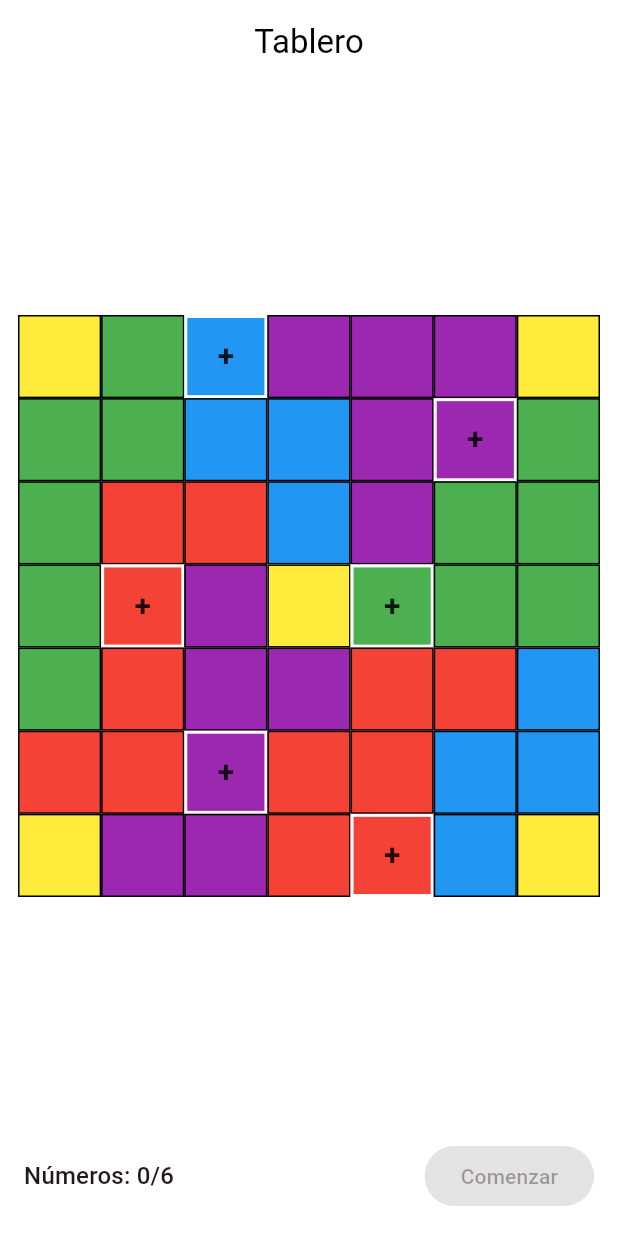
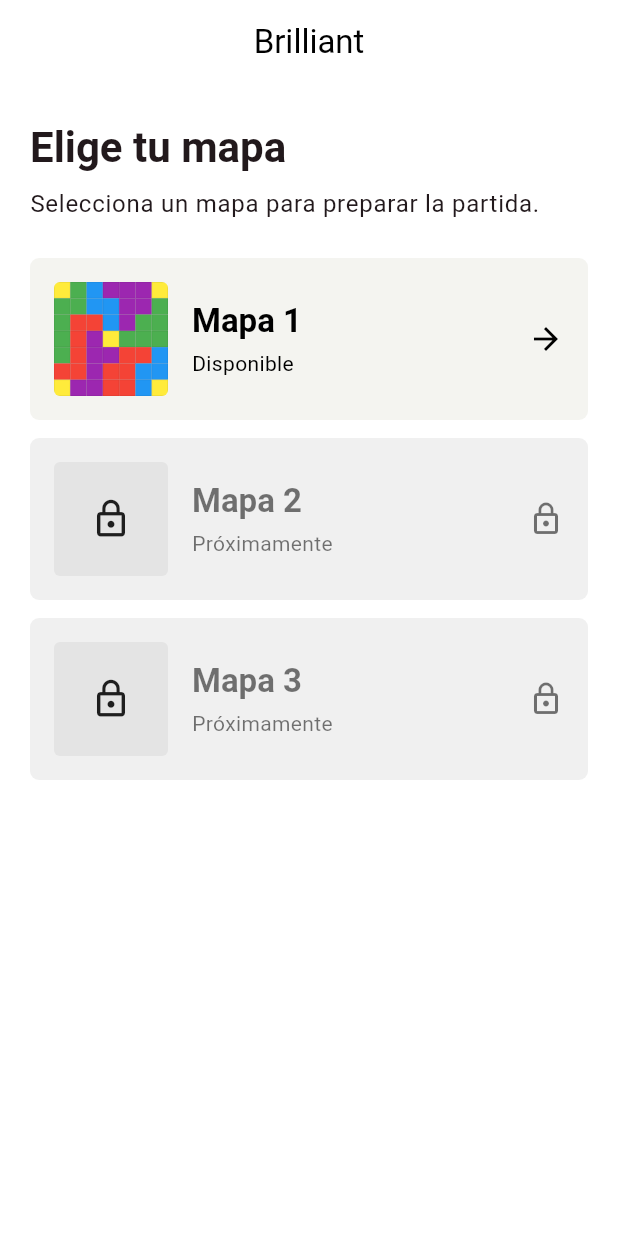
Before and after one commit to AleHiguera/brilliantdart, a Flutter app: the screen it shows after launch, on a phone screen of 412 x 824 dp. Run offline on Flutter 3.47's test engine with Material 3 defaults, Android fonts, the phone set to English and light mode, and no system bars.

Commit message:
eleccion de mapa

```diff
--- a/mobile/lib/main.dart
+++ b/mobile/lib/main.dart
@@ -18,7 +18,159 @@ class BrilliantApp extends StatelessWidget {
         colorScheme: ColorScheme.fromSeed(seedColor: Colors.black),
         scaffoldBackgroundColor: Colors.white,
       ),
-      home: const TableroPage(),
+      home: const SeleccionMapaPage(),
+    );
+  }
+}
+
+class SeleccionMapaPage extends StatelessWidget {
+  const SeleccionMapaPage({super.key});
+
+  void _abrirMapa(BuildContext context) {
+    Navigator.of(context).push(
+      MaterialPageRoute<void>(builder: (_) => const TableroPage()),
+    );
+  }
+
+  @override
+  Widget build(BuildContext context) {
+    return Scaffold(
+      appBar: AppBar(
+        title: const Text('Brilliant'),
+        centerTitle: true,
+        backgroundColor: Colors.white,
+        foregroundColor: Colors.black,
+        elevation: 0,
+      ),
+      body: SafeArea(
+        child: ListView(
+          padding: const EdgeInsets.fromLTRB(20, 24, 20, 32),
+          children: [
+            Text(
+              'Elige tu mapa',
+              style: Theme.of(context).textTheme.headlineMedium?.copyWith(
+                    fontWeight: FontWeight.bold,
+                  ),
+            ),
+            const SizedBox(height: 8),
+            Text(
+              'Selecciona un mapa para preparar la partida.',
+              style: Theme.of(context).textTheme.bodyLarge,
+            ),
+            const SizedBox(height: 24),
+            _OpcionMapa(
+              key: const Key('map-option-1'),
+              numero: 1,
+              disponible: true,
+              onTap: () => _abrirMapa(context),
+            ),
+            const SizedBox(height: 12),
+            const _OpcionMapa(numero: 2, disponible: false),
+            const SizedBox(height: 12),
+            const _OpcionMapa(numero: 3, disponible: false),
+          ],
+        ),
+      ),
+    );
+  }
+}
+
+class _OpcionMapa extends StatelessWidget {
+  const _OpcionMapa({
+    super.key,
+    required this.numero,
+    required this.disponible,
+    this.onTap,
+  });
+
+  final int numero;
+  final bool disponible;
+  final VoidCallback? onTap;
+
+  @override
+  Widget build(BuildContext context) {
+    final foreground = disponible ? Colors.black : Colors.black54;
+
+    return Semantics(
+      button: disponible,
+      enabled: disponible,
+      label: disponible ? 'Mapa $numero, disponible' : 'Mapa $numero, bloqueado',
+      child: Material(
+        color: disponible ? const Color(0xFFF4F4F0) : const Color(0xFFF0F0F0),
+        borderRadius: BorderRadius.circular(6),
+        child: InkWell(
+          key: Key('map-choice-$numero'),
+          onTap: onTap,
+          borderRadius: BorderRadius.circular(6),
+          child: Padding(
+            padding: const EdgeInsets.all(16),
+            child: Row(
+              children: [
+                if (disponible)
+                  SizedBox(
+                    width: 76,
+                    height: 76,
+                    child: ClipRRect(
+                      borderRadius: BorderRadius.circular(4),
+                      child: GridView.builder(
+                        physics: const NeverScrollableScrollPhysics(),
+                        gridDelegate:
+                            const SliverGridDelegateWithFixedCrossAxisCount(
+                          crossAxisCount: 7,
+                        ),
+                        itemCount: 49,
+                        itemBuilder: (context, index) => DecoratedBox(
+                          decoration: BoxDecoration(
+                            color: TableroPage.mapaColores[index ~/ 7][index % 7],
+                            border: Border.all(color: Colors.black12, width: 0.3),
+                          ),
+                        ),
+                      ),
+                    ),
+                  )
+                else
+                  SizedBox(
+                    width: 76,
+                    height: 76,
+                    child: DecoratedBox(
+                      decoration: BoxDecoration(
+                        color: const Color(0xFFE4E4E4),
+                        borderRadius: BorderRadius.circular(4),
+                      ),
+                      child: const Icon(Icons.lock_outline, size: 28),
+                    ),
+                  ),
+                const SizedBox(width: 16),
+                Expanded(
+                  child: Column(
+                    crossAxisAlignment: CrossAxisAlignment.start,
+                    children: [
+                      Text(
+                        'Mapa $numero',
+                        style: Theme.of(context).textTheme.titleLarge?.copyWith(
+                              color: foreground,
+                              fontWeight: FontWeight.w600,
+                            ),
+                      ),
+                      const SizedBox(height: 4),
+                      Text(
+                        disponible ? 'Disponible' : 'Próximamente',
+                        style: Theme.of(context).textTheme.bodyMedium?.copyWith(
+                              color: foreground,
+                            ),
+                      ),
+                    ],
+                  ),
+                ),
+                Icon(
+                  disponible ? Icons.arrow_forward : Icons.lock_outline,
+                  color: foreground,
+                ),
+              ],
+            ),
+          ),
+        ),
+      ),
     );
   }
 }
@@ -177,7 +329,19 @@ class _TableroPageState extends State<TableroPage> {
               ),
             ),
             Padding(
-              padding: const EdgeInsets.fromLTRB(16, 8, 16, 16),
+              padding: const EdgeInsets.fromLTRB(16, 4, 16, 8),
+              child: Align(
+                alignment: Alignment.centerLeft,
+                child: Text(
+                  _bloc.jugando
+                      ? 'Mapa 1'
+                      : 'Coloca los 6 números iniciales para comenzar',
+                  style: Theme.of(context).textTheme.bodyMedium,
+                ),
+              ),
+            ),
+            Padding(
+              padding: const EdgeInsets.fromLTRB(16, 4, 16, 16),
               child: Row(
                 children: [
                   Expanded(
```
Also changed, not shown: 1 other file.
